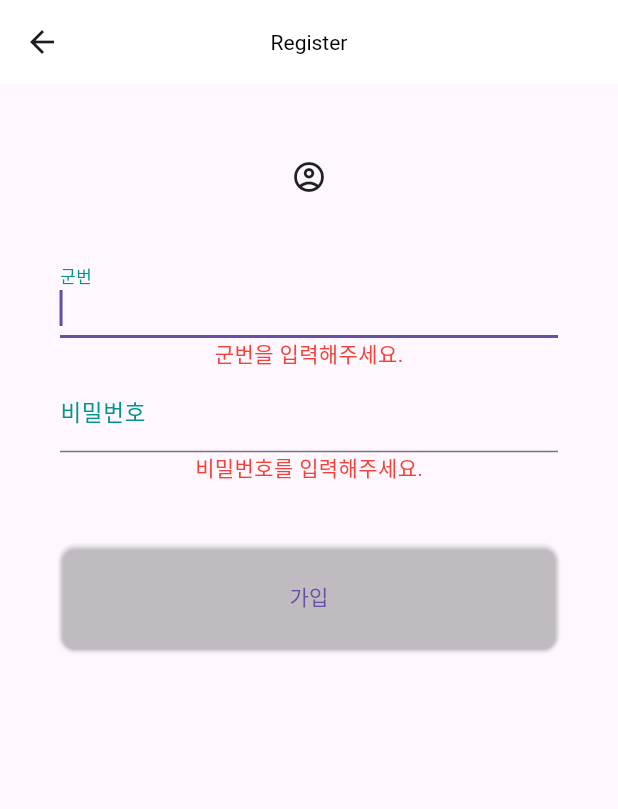
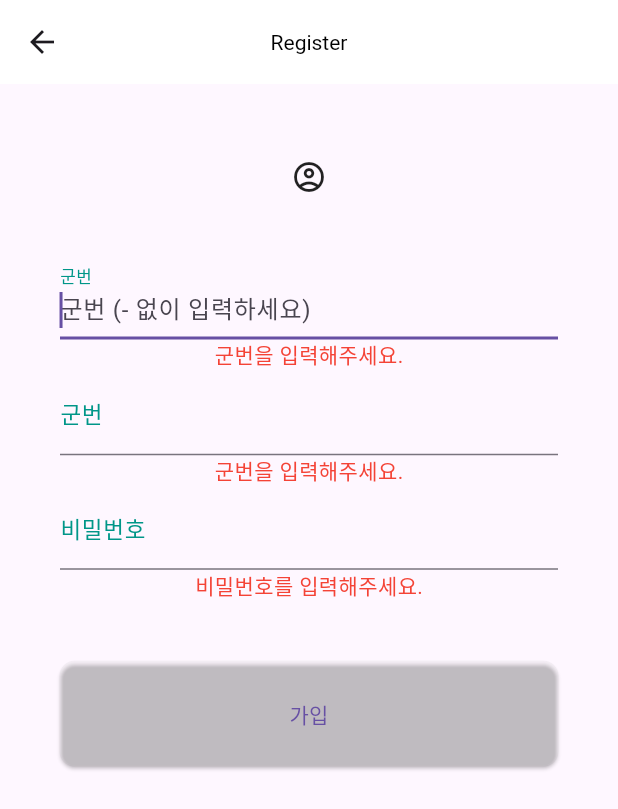
Before and after one commit to velcrots/soldierank, a Flutter app: the screen it shows after launch, after a tap on "회원가입", on a phone screen of 412 x 824 dp. Shown: the top 809 px of the screen. Run offline on Flutter 3.47's test engine with Material 3 defaults, Android fonts, the phone set to English and light mode, and no system bars; our stand-ins replace dio, fluttertoast, get, percent_indicator; network calls fail.

Commit message:
Refactor: Login & Register Page
코드정리, 주석 추가

```diff
--- a/lib/src/pages/login.dart
+++ b/lib/src/pages/login.dart
@@ -11,11 +11,11 @@ class Login extends StatefulWidget {
 }
 
 class _LoginState extends State<Login> {
-  TextEditingController controller = TextEditingController();
-  TextEditingController controller2 = TextEditingController();
+  TextEditingController idController = TextEditingController();
+  TextEditingController pwdController = TextEditingController();
 
-  double _offstage = 0.0;
-  String message = "";
+  double loginMessageEnable = 0.0;
+  String loginMessage = "";
 
   Future<int> _callAPI(String idText, String pwdText) async {
     var url = Uri.parse(
@@ -58,31 +58,37 @@ class _LoginState extends State<Login> {
                     child: Builder(builder: (context) {
                       return Column(
                         children: [
+
+                          // 군번 입력 필드
                           TextField(
-                            controller: controller,
+                            controller: idController,
                             autofocus: true,
                             decoration: InputDecoration(labelText: '군번'),
                             keyboardType: TextInputType.number,
                           ),
+
+                          // 비밀번호 입력 필드
                           TextField(
-                            controller: controller2,
+                            controller: pwdController,
                             decoration: InputDecoration(labelText: '비밀번호'),
                             keyboardType: TextInputType.text,
                             obscureText: true,
                           ),
+
+                          // 오류 메시지
                           Opacity(
-                            opacity: _offstage,
-                            child: Text(message, style: TextStyle(color: Colors.red)),
+                            opacity: loginMessageEnable,
+                            child: Text(loginMessage, style: TextStyle(color: Colors.red)),
                           ),
                           SizedBox(
                             height: 40.0,
                           ),
+
+                          // 로그인 버튼
                           ButtonTheme(
-                              //minWidth: 100.0,
-                              //height: 50.0,
                               child: ElevatedButton(
                                 onPressed: () {
-                                  Future<int> future = _callAPI(controller.text, controller2.text);
+                                  Future<int> future = _callAPI(idController.text, pwdController.text);
                                   future.then((val) {
                                     if (val == 1) {
                                       Navigator.push(
@@ -91,15 +97,11 @@ class _LoginState extends State<Login> {
                                               builder: (BuildContext context) =>
                                                   MainPage()));
                                     } else {
-                                      setState(() {
-                                        _offstage = 1.0;
-                                        message = '군번 또는 비밀번호를 잘못 입력했습니다. \n입력하신 내용을 다시 확인해주세요.';
-                                      });
+                                      setState(() {setMessage('군번 또는 비밀번호를 잘못 입력했습니다. \n입력하신 내용을 다시 확인해주세요.');});
                                     }
                                   }).catchError((error) {
-                                    _offstage = 1.0;
-                                    message = '오류: ${error}';
-                                    print('error: ${error}');
+                                    setMessage('오류: $error');
+                                    print('error: $error');
                                   });
                                 },
                                 style: ElevatedButton.styleFrom(
@@ -107,7 +109,6 @@ class _LoginState extends State<Login> {
                                         borderRadius: BorderRadius.circular(10)),
                                     minimumSize: Size(MediaQuery.of(context).size.width, 70),
                                     backgroundColor: Colors.white10),
-
                                 child: Text(
                                   "로그인",
                                   style: TextStyle(fontSize: 24),
@@ -116,6 +117,8 @@ class _LoginState extends State<Login> {
                           SizedBox(
                             height: 40.0,
                           ),
+
+                          // 회원가입 버튼
                           ButtonTheme(
                               minWidth: 100.0,
                               height: 50.0,
@@ -132,9 +135,7 @@ class _LoginState extends State<Login> {
                                         borderRadius: BorderRadius.circular(10)),
                                     minimumSize: Size(200, 50),
                                     backgroundColor: Colors.white70),
-                                child: Text(
-                                  "회원가입",
-                                ),
+                                child: Text("회원가입",),
                               ))
                         ],
                       );
@@ -145,6 +146,10 @@ class _LoginState extends State<Login> {
         ),
       ),
     );
+  }
+  void setMessage(text) {
+    loginMessageEnable = 1.0;
+    loginMessage = text;
   }
 }
 
--- a/lib/src/pages/register.dart
+++ b/lib/src/pages/register.dart
@@ -9,15 +9,15 @@ class Register extends StatefulWidget {
 }
 
 class _RegisterState extends State<Register> {
-  TextEditingController controller = TextEditingController();
-  TextEditingController controller2 = TextEditingController();
+  TextEditingController idController = TextEditingController();
+  TextEditingController pwdController = TextEditingController();
 
   RegExp idRegex = RegExp(r'^[0-9]{2}-[0-9]{8}$');
   RegExp pwdRegex = RegExp(r'^[0-9a-zA-Z]+$');
-  double messageOffstage = 1.0;
-  String message = "군번을 입력해주세요.";
-  double messageOffstage2 = 1.0;
-  String message2 = "비밀번호를 입력해주세요.";
+  double idMessageEnable = 1.0;
+  String idMessage = "군번을 입력해주세요.";
+  double pwdMessageEnable = 1.0;
+  String pwdMessage = "비밀번호를 입력해주세요.";
 
   Future<bool> _callAPI(String idText, String pwdText) async {
     var url = Uri.parse(
@@ -26,7 +26,6 @@ class _RegisterState extends State<Register> {
     var response = await Dio().postUri(url, data: {'username': idText, 'pwd': pwdText});
     return response.data;
   }
-
 
   @override
   Widget build(BuildContext context) {
@@ -49,95 +48,88 @@ class _RegisterState extends State<Register> {
                 child: Icon(Icons.account_circle_outlined),
               ),
               Form(
-                  child: Theme(
-                data: ThemeData(
+                child: Theme(
+                  data: ThemeData(
                     primaryColor: Colors.grey,
                     inputDecorationTheme: InputDecorationTheme(
                         labelStyle:
                             TextStyle(color: Colors.teal, fontSize: 15.0))),
-                child: Container(
+                  child: Container(
                     padding: EdgeInsets.all(40.0),
                     child: Builder(builder: (context) {
                       return Column(
                         children: [
+
+                          // 군번 입력 필드
                           TextField(
-                            controller: controller,
+                            controller: idController,
                             autofocus: true,
-                            decoration: InputDecoration(labelText: '군번'),
+                            decoration: InputDecoration(labelText: '군번', hintText: "군번 (- 없이 입력하세요)"),
                             keyboardType: TextInputType.number,
-                            onChanged: (text) {
-                              setState((){
-                                if (controller.text.isEmpty) {
-                                  messageOffstage = 1.0;
-                                  message = '군번을 입력해주세요.';
-                                } else if(!idRegex.hasMatch(text)){
-                                  messageOffstage = 1.0;
-                                  message = '군번: 12-12345678 형태가 와야 합니다.';
-                                } else {
-                                  messageOffstage = 0.0;
-                                }
-                              });
-                            },
+                            onChanged: (text) {idMessage3(text);},
                           ),
+
+                          // 군번 오류 메시지
                           Opacity(
-                            opacity: messageOffstage,
-                            child: Text(message, style: TextStyle(color: Colors.red)),
+                            opacity: idMessageEnable,
+                            child: Text(idMessage, style: TextStyle(color: Colors.red)),
+                          ),
 
+                          // 군번 입력 필드
+                          TextField(
+                            controller: idController,
+                            autofocus: true,
+                            decoration: InputDecoration(labelText: '군번', hintText: "군번 (- 없이 입력하세요)"),
+                            keyboardType: TextInputType.number,
+                            onChanged: (text) {setIdMessage(text);},
                           ),
+
+                          // 군번 오류 메시지
+                          Opacity(
+                            opacity: idMessageEnable,
+                            child: Text(idMessage, style: TextStyle(color: Colors.red)),
+                          ),
+
+                          // 비밀번호 입력 필드
                           TextField(
-                            controller: controller2,
+                            controller: pwdController,
                             decoration: InputDecoration(labelText: '비밀번호'),
                             keyboardType: TextInputType.text,
                             obscureText: true,
-                            onChanged: (text) {
-                              setState((){
-                                if (controller2.text.isEmpty) {
-                                  messageOffstage2 = 1.0;
-                                  message2 = '비밀번호를 입력해주세요.';
-                                } else if(!pwdRegex.hasMatch(text)){
-                                  messageOffstage2 = 1.0;
-                                  message2 = '비밀번호: 영문 대/소문자, 숫자를 사용해 주세요.';
-                                } else {
-                                  messageOffstage2 = 0.0;
-                                }
-                              });
-                            },
+                            onChanged: (text) {setPwdMessage(text);},
                           ),
+
+                          // 비밀번호 오류 메시지
                           Opacity(
-                            opacity: messageOffstage2,
-                            child: Text(message2, style: TextStyle(color: Colors.red)),
+                            opacity: pwdMessageEnable,
+                            child: Text(pwdMessage, style: TextStyle(color: Colors.red)),
                           ),
                           SizedBox(
                             height: 40.0,
                           ),
+
+                          // 가입 버튼
                           ButtonTheme(
                               minWidth: 100.0,
                               height: 50.0,
                               child: ElevatedButton(
                                 onPressed: () {
-
-                                  if (controller.text.isEmpty) {
-                                  } else if (controller2.text.isEmpty) {
-                                  } else if(!idRegex.hasMatch(controller.text)){
-                                  } else if(!pwdRegex.hasMatch(controller2.text)){
-                                  } else {
-                                    Future<bool> future = _callAPI(
-                                        controller.text, controller2.text);
+                                  if (idController.text.isNotEmpty &&
+                                  pwdController.text.isNotEmpty &&
+                                  idRegex.hasMatch(idController.text) &&
+                                  pwdRegex.hasMatch(pwdController.text)) {
+                                    Future<bool> future = _callAPI(idController.text, pwdController.text);
                                     future.then((val) {
                                       if(val){
                                         Navigator.pop(context, true);
                                         showSnackBar(context, Text('가입 완료'));
                                       } else {
-                                        setState((){
-                                          messageOffstage = 1.0;
-                                          message = '이미 존재하는 아이디입니다.';
-                                        });
+                                        setState((){setMessage('이미 존재하는 아이디입니다.');});
                                       }
                                     }
                                     ).catchError((error) {
-                                      messageOffstage = 1.0;
-                                      message = '오류: ${error}';
-                                      print('error: ${error}');
+                                      setMessage('오류: $error');
+                                      print('error: $error');
                                     });
                                   }},
                                 style: ElevatedButton.styleFrom(
@@ -145,10 +137,8 @@ class _RegisterState extends State<Register> {
                                         borderRadius: BorderRadius.circular(10)),
                                     minimumSize: Size(MediaQuery.of(context).size.width, 70),
                                     backgroundColor: Colors.white10),
-                                child: Text(
-                                  "가입",
-                                ),
-                              )),
+                                child: Text("가입",),
+                          )),
                         ],
                       );
                     })),
@@ -159,7 +149,40 @@ class _RegisterState extends State<Register> {
       ),
     );
   }
+  void setMessage(text) {
+    idMessageEnable = 1.0;
+    idMessage = text;
+  }
+  void setMessage2(text) {
+    pwdMessageEnable = 1.0;
+    pwdMessage = text;
+  }
+  void idMessage3(text) {
+    setState((){
+      if (idController.text.isEmpty) {setMessage('군번을 입력해주세요.');}
+      else if(!idRegex.hasMatch(text)){setMessage('군번: 12-12345678 형태가 와야 합니다.');}
+      else {idMessageEnable = 0.0;}
+    });
+  }
+
+  void setIdMessage(text) {
+    setState((){
+      if (idController.text.isEmpty) {setMessage('군번을 입력해주세요.');}
+      else if(!idRegex.hasMatch(text)){setMessage('군번: 12-12345678 형태가 와야 합니다.');}
+      else {idMessageEnable = 0.0;}
+    });
+  }
+
+  void setPwdMessage(text) {
+    setState((){
+      if (pwdController.text.isEmpty) {setMessage2('비밀번호를 입력해주세요.');}
+      else if(!pwdRegex.hasMatch(text)){setMessage2('비밀번호: 영문 대/소문자, 숫자를 사용해 주세요.');}
+      else {pwdMessageEnable = 0.0;}
+    });
+  }
 }
+
+
 
 void showSnackBar(BuildContext context, Text text) {
   final snackBar = SnackBar(
```
